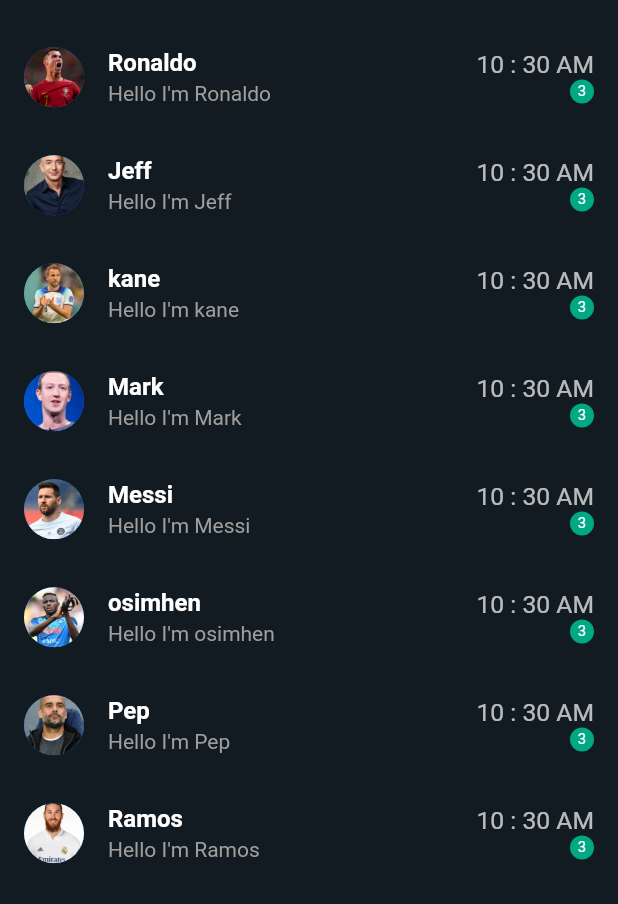
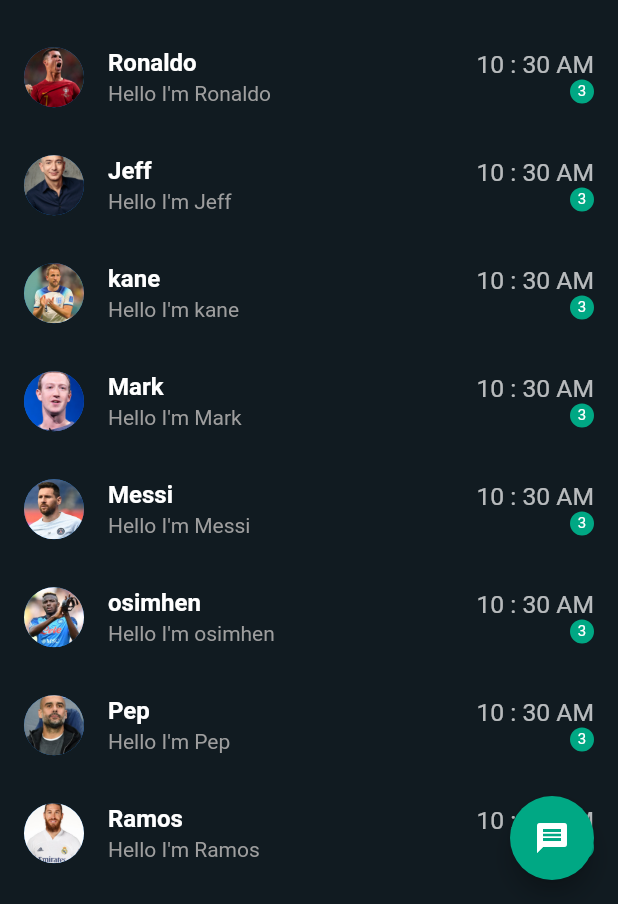
Before and after one commit to mustapha-amin/whatsapp_clone, a Flutter app: the screen it shows after launch, on a phone screen of 412 x 824 dp, the part 332-1236 px from its top. Run offline on Flutter 3.47's test engine with Material 2 defaults, Android fonts, the phone set to English and light mode, and no system bars; our stand-ins replace sizer.

Commit message:
added the fab buttons

```diff
--- a/lib/main.dart
+++ b/lib/main.dart
@@ -1,4 +1,7 @@
+import 'dart:developer';
+
 import 'package:flutter/material.dart';
+import 'package:flutter/services.dart';
 import 'package:sizer/sizer.dart';
 import 'package:whatsapp_clone/screens/calls.dart';
 import 'package:whatsapp_clone/screens/chats.dart';
@@ -19,14 +22,20 @@ void main() {
   ));
 }
 
-class Home extends StatelessWidget {
+class Home extends StatefulWidget {
   Home({super.key});
 
+  @override
+  State<Home> createState() => _HomeState();
+}
+
+class _HomeState extends State<Home> {
   @override
   Widget build(BuildContext context) {
     Size size = MediaQuery.of(context).size;
     return Scaffold(
       body: DefaultTabController(
+        animationDuration: Duration(milliseconds: 300),
         length: 3,
         child: NestedScrollView(
           headerSliverBuilder: (context, value) {
@@ -139,6 +148,7 @@ class Home extends StatelessWidget {
           ),
         ),
       ),
+
     );
   }
 }
--- a/lib/screens/chats.dart
+++ b/lib/screens/chats.dart
@@ -9,7 +9,8 @@ class ChatScreen extends StatelessWidget {
   Widget build(BuildContext context) {
     String time = "${DateTime.now().hour} : ${DateTime.now().minute}";
     String symbol = DateTime.now().hour < 12 ? "am" : "pm";
-    return ListView.builder(
+    return Scaffold(
+      body: ListView.builder(
         itemCount: profiles.length,
         itemBuilder: (context, index) {
           return ListTile(
@@ -48,6 +49,12 @@ class ChatScreen extends StatelessWidget {
             ),
           );
         },
+      ),
+      floatingActionButton: FloatingActionButton(
+        backgroundColor: const Color.fromARGB(255, 0, 168, 132),
+        onPressed: () {},
+        child: const Icon(Icons.message),
+      ),
     );
   }
 }
```
Also changed, not shown: lib/screens/calls.dart (+8 -1 lines), lib/screens/status.dart (+10 -2 lines). Lines whose indentation alone changed are shown as unchanged.
